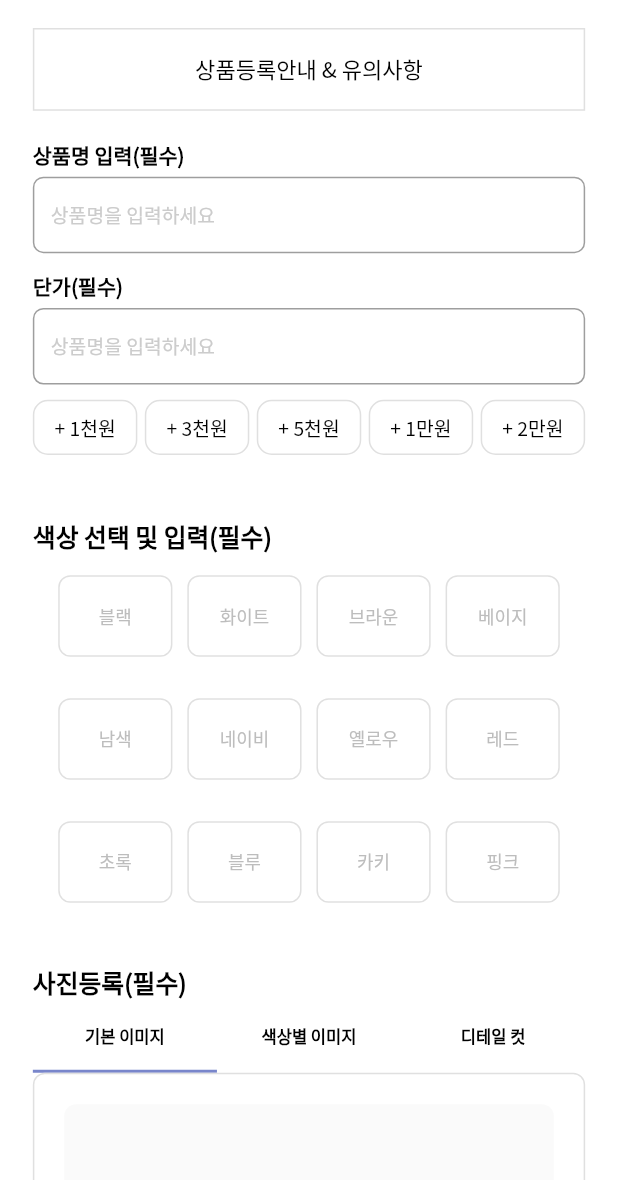
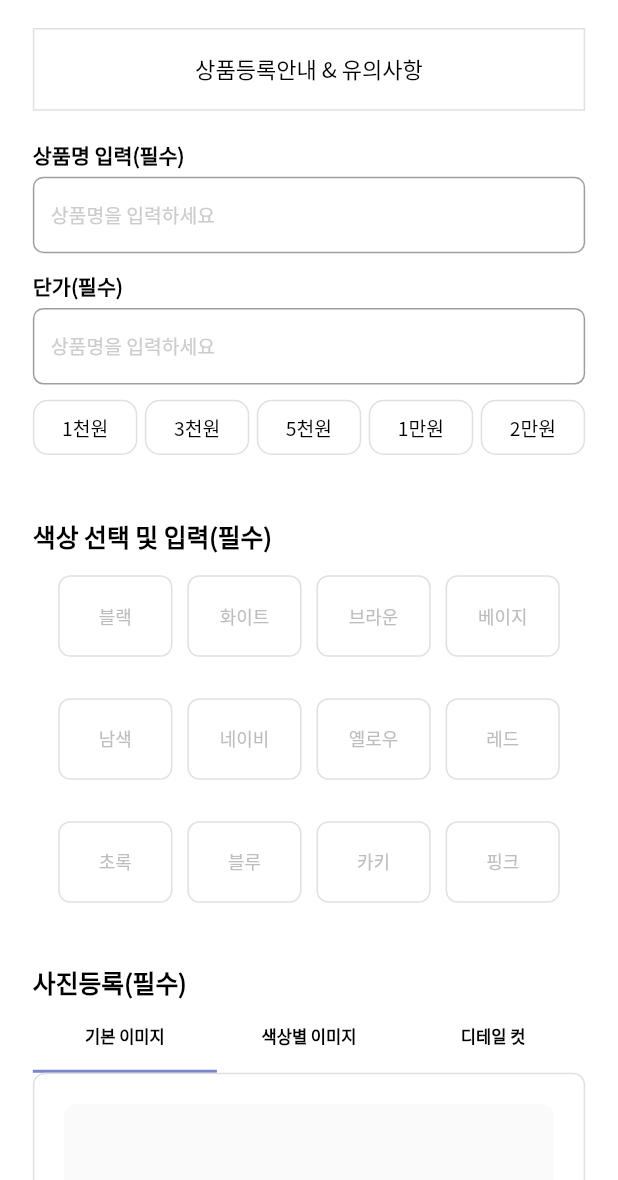
Before and after one commit to HyeongSeokKwon/omios-wholesaler, a Flutter app: the RegistProduct screen opened directly, on a phone screen of 412 x 824 dp, the part 56-1236 px from its top. Run offline on Flutter 3.47's test engine with Material 2 defaults, Android fonts, the phone set to English and light mode, and no system bars; our stand-ins replace bloc, cached_network_image, equatable, flutter_bloc, flutter_svg, get and 2 more; missing offline and left inert: flutter_vibrate, jwt_decode; accounts and stored records are empty.

Commit message:
regist product 리팩토링, price 변경 refactoring

```diff
--- /dev/null
+++ b/lib/bloc/regist_product_bloc/price/price_bloc.dart
@@ -0,0 +1,23 @@
+import 'package:bloc/bloc.dart';
+import 'package:equatable/equatable.dart';
+import 'package:flutter/material.dart';
+
+part 'price_event.dart';
+part 'price_state.dart';
+
+class PriceBloc extends Bloc<PriceEvent, PriceState> {
+  PriceBloc() : super(PriceState.initial()) {
+    on<ChangePriceEvent>(changePrice);
+    on<ClickAddButtonEvent>(clickAddButton);
+  }
+
+  void clickAddButton(ClickAddButtonEvent event, Emitter<PriceState> emit) {
+    int changedPrice = int.parse(state.price) + event.addPrice;
+    event.priceEditController.text = changedPrice.toString();
+    emit(state.copyWith(price: changedPrice.toString()));
+  }
+
+  void changePrice(ChangePriceEvent event, Emitter<PriceState> emit) {
+    emit(state.copyWith(price: event.changePrice));
+  }
+}
--- /dev/null
+++ b/lib/bloc/regist_product_bloc/price/price_event.dart
@@ -0,0 +1,20 @@
+part of 'price_bloc.dart';
+
+abstract class PriceEvent extends Equatable {
+  const PriceEvent();
+
+  @override
+  List<Object> get props => [];
+}
+
+class ChangePriceEvent extends PriceEvent {
+  final String changePrice;
+  const ChangePriceEvent({required this.changePrice});
+}
+
+class ClickAddButtonEvent extends PriceEvent {
+  final int addPrice;
+  final TextEditingController priceEditController;
+  const ClickAddButtonEvent(
+      {required this.addPrice, required this.priceEditController});
+}
--- /dev/null
+++ b/lib/bloc/regist_product_bloc/price/price_state.dart
@@ -0,0 +1,23 @@
+part of 'price_bloc.dart';
+
+class PriceState extends Equatable {
+  final String price;
+  const PriceState({
+    required this.price,
+  });
+
+  factory PriceState.initial() {
+    return PriceState(price: 0.toString());
+  }
+
+  PriceState copyWith({
+    String? price,
+  }) {
+    return PriceState(
+      price: price ?? this.price,
+    );
+  }
+
+  @override
+  List<Object> get props => [price];
+}
--- a/lib/page/regist_product/regist_product.dart
+++ b/lib/page/regist_product/regist_product.dart
@@ -1,8 +1,10 @@
+import 'package:deepy_wholesaler/bloc/regist_product_bloc/price/price_bloc.dart';
 import 'package:deepy_wholesaler/page/regist_product/regist_controller.dart';
 import 'package:deepy_wholesaler/util/util.dart';
 import 'package:deepy_wholesaler/widget/alert_dialog.dart';
 import 'package:flutter/material.dart';
 import 'package:flutter/services.dart';
+import 'package:flutter_bloc/flutter_bloc.dart';
 import 'package:flutter_svg/svg.dart';
 import 'package:get/get.dart';
 
@@ -18,7 +20,13 @@ class _RegistProductState extends State<RegistProduct>
   RegistController registController = RegistController();
   @override
   Widget build(BuildContext context) {
-    return Scaffold(
+    return MultiBlocProvider(
+      providers: [
+        BlocProvider<PriceBloc>(
+          create: (BuildContext context) => PriceBloc(),
+        ),
+      ],
+      child: Scaffold(
         appBar: AppBar(
           backgroundColor: const Color(0xffffffff),
           automaticallyImplyLeading: false,
@@ -45,6 +53,7 @@ class _RegistProductState extends State<RegistProduct>
           ),
         ),
         body: scrollArea(),
+      ),
     );
   }
 
@@ -152,10 +161,14 @@ class _RegistProductState extends State<RegistProduct>
     );
   }
 
-  Widget addPriceButton(String addPrice) {
+  Widget addPriceButton(
+      int addPrice, String unit, TextEditingController priceEditController) {
+    return BlocBuilder<PriceBloc, PriceState>(
+      builder: (context, state) {
         return TextButton(
-      child: Text("+ $addPrice",
-          style: textStyle(Colors.black, FontWeight.w500, "NotoSansKR", 14.0)),
+          child: Text("$addPrice" + unit,
+              style:
+                  textStyle(Colors.black, FontWeight.w500, "NotoSansKR", 14.0)),
           style: ButtonStyle(
             shape: MaterialStateProperty.all<RoundedRectangleBorder>(
               RoundedRectangleBorder(
@@ -168,29 +181,28 @@ class _RegistProductState extends State<RegistProduct>
             backgroundColor: MaterialStateProperty.all<Color>(Colors.white),
           ),
           onPressed: () {
-        switch (addPrice) {
-          case "1천원":
-            registController.addPrice(1000);
+            switch (unit) {
+              case "천원":
+                context.read<PriceBloc>().add(ClickAddButtonEvent(
+                    addPrice: addPrice * 1000,
+                    priceEditController: priceEditController));
                 break;
-          case "3천원":
-            registController.addPrice(3000);
+              case "만원":
+                context.read<PriceBloc>().add(ClickAddButtonEvent(
+                    addPrice: addPrice * 10000,
+                    priceEditController: priceEditController));
                 break;
-          case "5천원":
-            registController.addPrice(5000);
-            break;
-          case "1만원":
-            registController.addPrice(10000);
-            break;
-          case "2만원":
-            registController.addPrice(20000);
-            break;
-          default:
             }
+          },
+        );
       },
     );
   }
 
   Widget writePriceArea() {
+    TextEditingController priceEditController = TextEditingController();
+    return BlocBuilder<PriceBloc, PriceState>(
+      builder: (context, state) {
         return Column(
           crossAxisAlignment: CrossAxisAlignment.start,
           children: [
@@ -198,16 +210,22 @@ class _RegistProductState extends State<RegistProduct>
               padding: EdgeInsets.symmetric(vertical: 5 * Scale.height),
               child: Text(
                 "단가(필수)",
-            style: textStyle(Colors.black, FontWeight.w700, "NotoSansKR", 15.0),
+                style: textStyle(
+                    Colors.black, FontWeight.w700, "NotoSansKR", 15.0),
               ),
             ),
             GetBuilder<RegistController>(
                 init: registController,
                 builder: (controller) {
                   return TextField(
-                controller: controller.priceEditController,
+                    controller: priceEditController,
                     textInputAction: TextInputAction.next,
                     keyboardType: TextInputType.number,
+                    onChanged: (value) {
+                      context
+                          .read<PriceBloc>()
+                          .add(ChangePriceEvent(changePrice: value));
+                    },
                     decoration: InputDecoration(
                       isDense: true,
                       counterText: "",
@@ -222,16 +240,18 @@ class _RegistProductState extends State<RegistProduct>
                       ),
                       border: const OutlineInputBorder(
                         borderRadius: BorderRadius.all(Radius.circular(7)),
-                    borderSide: BorderSide(color: Color(0xffcccccc), width: 1),
+                        borderSide:
+                            BorderSide(color: Color(0xffcccccc), width: 1),
                       ),
                       focusedBorder: OutlineInputBorder(
-                    borderRadius: const BorderRadius.all(Radius.circular(7)),
+                        borderRadius:
+                            const BorderRadius.all(Radius.circular(7)),
                         borderSide:
                             BorderSide(color: Colors.indigo[400]!, width: 1),
                       ),
                       hintText: ("상품명을 입력하세요"),
-                  hintStyle: textStyle(const Color(0xffcccccc), FontWeight.w400,
-                      "NotoSansKR", 14.0),
+                      hintStyle: textStyle(const Color(0xffcccccc),
+                          FontWeight.w400, "NotoSansKR", 14.0),
                     ),
                     textAlign: TextAlign.left,
                   );
@@ -240,26 +260,28 @@ class _RegistProductState extends State<RegistProduct>
             Row(
               mainAxisAlignment: MainAxisAlignment.center,
               children: [
-            addPriceButton("1천원"),
+                addPriceButton(1, "천원", priceEditController),
                 SizedBox(
                   width: 5 * Scale.width,
                 ),
-            addPriceButton("3천원"),
+                addPriceButton(3, "천원", priceEditController),
                 SizedBox(
                   width: 5 * Scale.width,
                 ),
-            addPriceButton("5천원"),
+                addPriceButton(5, "천원", priceEditController),
                 SizedBox(
                   width: 5 * Scale.width,
                 ),
-            addPriceButton("1만원"),
+                addPriceButton(1, "만원", priceEditController),
                 SizedBox(
                   width: 5 * Scale.width,
                 ),
-            addPriceButton("2만원"),
+                addPriceButton(2, "만원", priceEditController),
               ],
             )
           ],
+        );
+      },
     );
   }
 
```
Also changed, not shown: lib/bloc/myproducts_bloc/myproducts_bloc.dart (added, +24 -0 lines), lib/bloc/myproducts_bloc/myproducts_event.dart (added, +10 -0 lines), lib/bloc/myproducts_bloc/myproducts_state.dart (added, +35 -0 lines), lib/bloc/regist_product_bloc/regist_product_bloc.dart (added, +11 -0 lines), lib/bloc/regist_product_bloc/regist_product_event.dart (added, +8 -0 lines), lib/bloc/regist_product_bloc/regist_product_state.dart (added, +23 -0 lines). Lines whose indentation alone changed are shown as unchanged.
